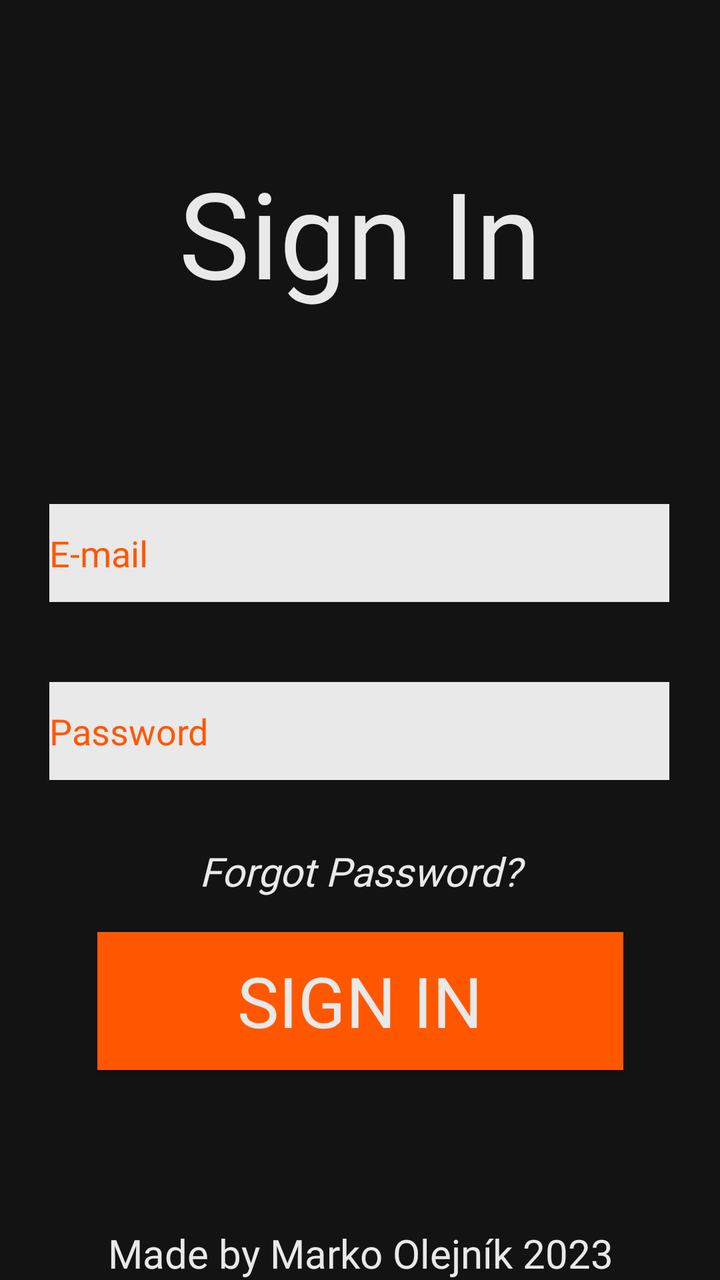
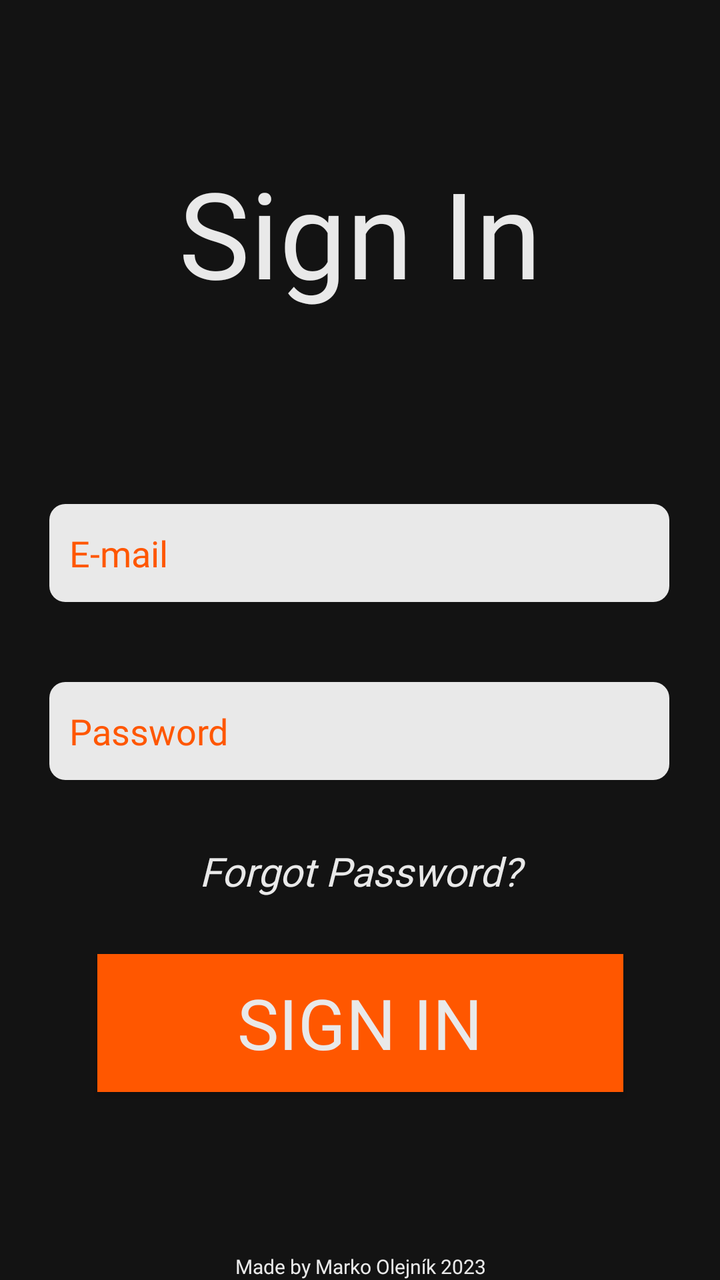

Screens rendered from an Android XML layout before and after an edit, with the pre-edit source and the edit as a unified diff.
<!-- AndroidManifest.xml: application theme Theme.AppCompat.NoActionBar -->
<!-- res/layout/activity_login.xml -->
<?xml version="1.0" encoding="utf-8"?>
<androidx.constraintlayout.widget.ConstraintLayout xmlns:android="http://schemas.android.com/apk/res/android"
    xmlns:app="http://schemas.android.com/apk/res-auto"
    xmlns:tools="http://schemas.android.com/tools"
    android:layout_width="match_parent"
    android:layout_height="match_parent"
    android:background="@color/background"
    tools:context=".LoginActivity">

    <TextView
        android:id="@+id/signin"
        android:layout_width="match_parent"
        android:layout_height="wrap_content"
        android:layout_marginTop="76dp"
        android:fontFamily="@font/days_one"
        android:gravity="center"
        android:text="Sign In"
        android:textColor="@color/foreground"
        android:textSize="60sp"
        app:layout_constraintEnd_toEndOf="parent"
        app:layout_constraintHorizontal_bias="0.0"
        app:layout_constraintStart_toStartOf="parent"
        app:layout_constraintTop_toTopOf="parent" />

    <EditText
        android:id="@+id/editTextEmail"
        android:layout_width="310dp"
        android:layout_height="49dp"
        android:layout_marginTop="96dp"
        android:background="@color/foreground"
        android:ems="10"
        android:fontFamily="@font/days_one"
        android:hint="E-mail"
        android:inputType="textEmailAddress"
        android:textColor="@color/background"
        android:textColorHint="@color/colorAccent"
        app:layout_constraintEnd_toEndOf="parent"
        app:layout_constraintHorizontal_bias="0.495"
        app:layout_constraintStart_toStartOf="parent"
        app:layout_constraintTop_toBottomOf="@+id/signin" />

    <EditText
        android:id="@+id/editTextPass"
        android:layout_width="310dp"
        android:layout_height="49dp"
        android:layout_marginTop="40dp"
        android:background="@color/foreground"
        android:ems="10"
        android:fontFamily="@font/days_one"
        android:hint="Password"
        android:inputType="textPassword"
        android:textColor="@color/background"
        android:textColorHint="@color/colorAccent"
        app:layout_constraintEnd_toEndOf="parent"
        app:layout_constraintHorizontal_bias="0.495"
        app:layout_constraintStart_toStartOf="parent"
        app:layout_constraintTop_toBottomOf="@+id/editTextEmail" />

    <Button
        android:id="@+id/signInButton"
        android:layout_width="263dp"
        android:layout_height="69dp"
        android:layout_marginTop="76dp"
        android:background="@color/colorAccent"
        android:clickable="true"
        android:fontFamily="@font/days_one"
        android:gravity="center"
        android:onClick="signIn"
        android:text="Sign In"
        android:textColor="@color/foreground"
        android:textSize="35sp"
        app:layout_constraintEnd_toEndOf="parent"
        app:layout_constraintStart_toStartOf="parent"
        app:layout_constraintTop_toBottomOf="@+id/editTextPass" />

    <TextView
        android:id="@+id/forgotPassword"
        android:layout_width="match_parent"
        android:layout_height="wrap_content"
        android:layout_marginTop="32dp"
        android:clickable="true"
        android:fontFamily="@font/days_one"
        android:gravity="center"
        android:onClick="forgotPassword"
        android:text="Forgot Password?"
        android:textColor="@color/foreground"
        android:textSize="20sp"
        android:textStyle="italic"
        app:layout_constraintEnd_toEndOf="parent"
        app:layout_constraintHorizontal_bias="0.0"
        app:layout_constraintStart_toStartOf="parent"
        app:layout_constraintTop_toBottomOf="@id/editTextPass" />

    <TextView
        android:layout_width="match_parent"
        android:layout_height="wrap_content"
        android:layout_marginTop="40dp"
        android:fontFamily="@font/days_one"
        android:gravity="center"
        android:text="Made by Marko Olejník 2023"
        android:textColor="@color/foreground"
        android:textSize="20sp"
        app:layout_constraintBottom_toBottomOf="parent"
        app:layout_constraintEnd_toEndOf="parent"
        app:layout_constraintStart_toStartOf="parent" />
</androidx.constraintlayout.widget.ConstraintLayout>
<!-- resources referenced by this layout -->
<resources>
  <color name="background">#131313</color>
  <color name="colorAccent">#FF5700</color>
  <color name="foreground">#E9E9E9</color>
</resources>

<!-- the commit's change to res/layout/activity_login.xml (unified diff, before → after) -->
@@ -27,13 +27,14 @@
         android:layout_width="310dp"
         android:layout_height="49dp"
         android:layout_marginTop="96dp"
-        android:background="@color/foreground"
+        android:background="@drawable/round_edittext"
         android:ems="10"
         android:fontFamily="@font/days_one"
         android:hint="E-mail"
         android:inputType="textEmailAddress"
         android:textColor="@color/background"
         android:textColorHint="@color/colorAccent"
+        android:padding="10dp"
         app:layout_constraintEnd_toEndOf="parent"
         app:layout_constraintHorizontal_bias="0.495"
         app:layout_constraintStart_toStartOf="parent"
@@ -44,13 +45,14 @@
         android:layout_width="310dp"
         android:layout_height="49dp"
         android:layout_marginTop="40dp"
-        android:background="@color/foreground"
+        android:background="@drawable/round_edittext"
         android:ems="10"
         android:fontFamily="@font/days_one"
         android:hint="Password"
         android:inputType="textPassword"
         android:textColor="@color/background"
         android:textColorHint="@color/colorAccent"
+        android:padding="10dp"
         app:layout_constraintEnd_toEndOf="parent"
         app:layout_constraintHorizontal_bias="0.495"
         app:layout_constraintStart_toStartOf="parent"
@@ -60,7 +62,7 @@
         android:id="@+id/signInButton"
         android:layout_width="263dp"
         android:layout_height="69dp"
-        android:layout_marginTop="76dp"
+        android:layout_marginTop="28dp"
         android:background="@color/colorAccent"
         android:clickable="true"
         android:fontFamily="@font/days_one"
@@ -71,7 +73,7 @@
         android:textSize="35sp"
         app:layout_constraintEnd_toEndOf="parent"
         app:layout_constraintStart_toStartOf="parent"
-        app:layout_constraintTop_toBottomOf="@+id/editTextPass" />
+        app:layout_constraintTop_toBottomOf="@+id/forgotPassword" />
 
     <TextView
         android:id="@+id/forgotPassword"
@@ -99,7 +101,7 @@
         android:gravity="center"
         android:text="Made by Marko Olejník 2023"
         android:textColor="@color/foreground"
-        android:textSize="20sp"
+        android:textSize="10sp"
         app:layout_constraintBottom_toBottomOf="parent"
         app:layout_constraintEnd_toEndOf="parent"
         app:layout_constraintStart_toStartOf="parent" />
<!-- resource entries referenced after the edit -->
@@ -3,5 +3,11 @@
   <color name="background">#131313</color>
   <color name="colorAccent">#FF5700</color>
   <color name="foreground">#E9E9E9</color>
+  <!-- drawable round_edittext (drawable) -->
+  <shape xmlns:android="http://schemas.android.com/apk/res/android">
+      <solid android:color="@color/foreground" /> 
+  
+      <corners android:radius="8dp" /> 
+  </shape>
 </resources>
 
